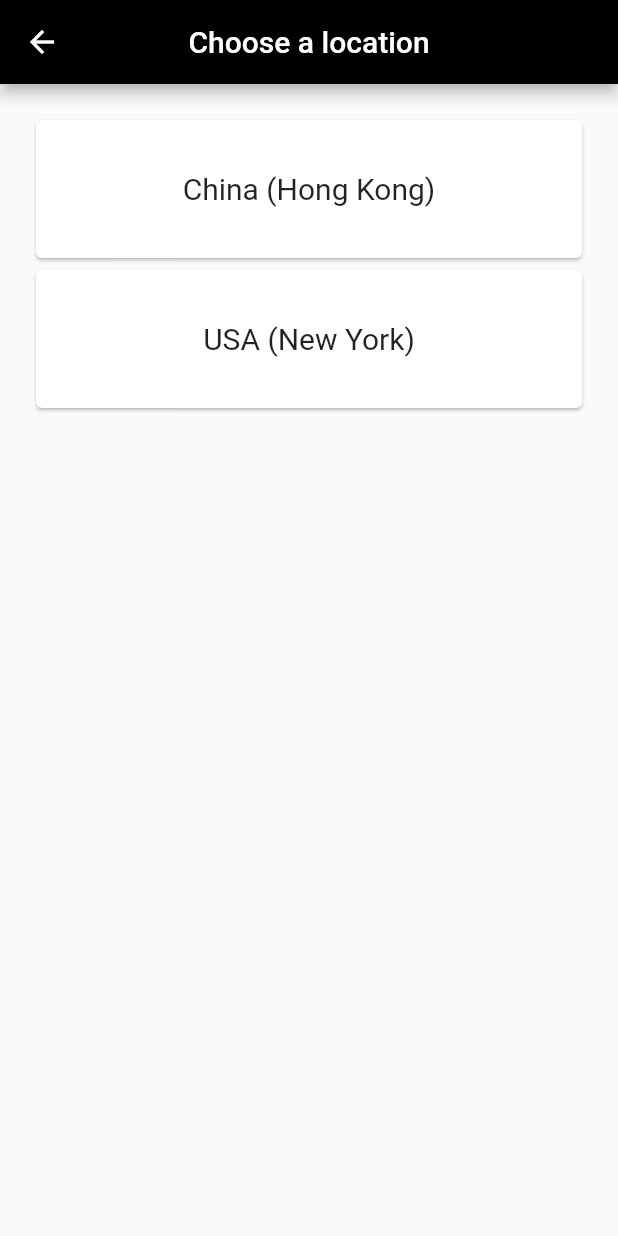
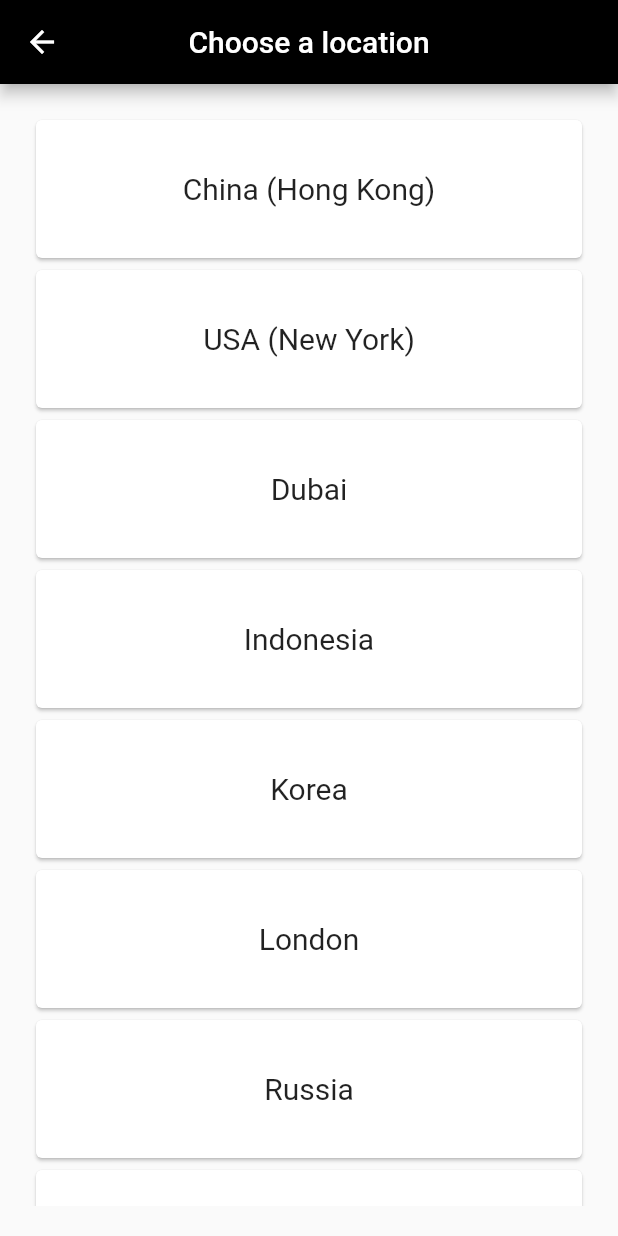
Before and after one commit to Vinith69/FlutterPracticeDemo, a Flutter app: the LocationScreen screen opened by its route, on a phone screen of 412 x 824 dp. Run offline on Flutter 3.47's test engine with Material 2 defaults, Android fonts, the phone set to English and light mode, and no system bars; network calls fail.

Commit message:
added few locations

```diff
--- a/lib/screens/location_screen.dart
+++ b/lib/screens/location_screen.dart
@@ -11,7 +11,13 @@ class LocationScreen extends StatefulWidget {
 class _LocationScreenState extends State<LocationScreen> {
   List<FetchTime> locations = [
     FetchTime(locationUrl: "Asia/Hong_Kong", location: "China (Hong Kong)"),
-    FetchTime(locationUrl: "America/New_York", location: "USA (New York)")
+    FetchTime(locationUrl: "America/New_York", location: "USA (New York)"),
+    FetchTime(locationUrl: "Asia/Dubai", location: "Dubai"),
+    FetchTime(locationUrl: "Asia/Jakarta", location: "Indonesia"),
+    FetchTime(locationUrl: "Asia/Seoul", location: "Korea"),
+    FetchTime(locationUrl: "Europe/London", location: "London"),
+    FetchTime(locationUrl: "Europe/Moscow", location: "Russia"),
+    FetchTime(locationUrl: "Europe/Paris", location: "Paris"),
   ];
 
   void updateTheTime(int i) async {
```
